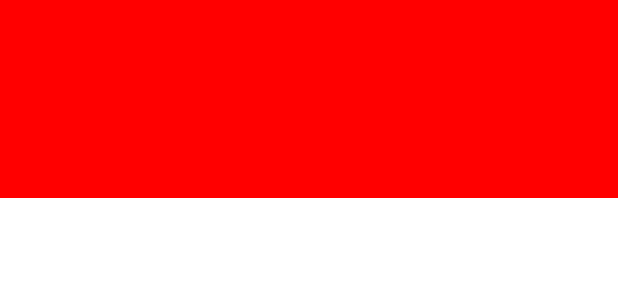
After one commit to kuangc2008/FFmpegDemo, an Android app: the layout item_multi_type_two_span.xml on its own in the app's theme, with its tools: preview values and no code run, on a phone screen of 412 x 824 dp. The commit adds this screen. Shown: the top 300 px of the screen. Run offline under Robolectric (Android 15) with nearby library versions, the phone set to English and light mode, and no system bars.

Commit message:
多类型

```diff
--- /dev/null
+++ b/app/src/main/java/com/example/myapplication/rv/model/Model.kt
@@ -0,0 +1,6 @@
+package com.example.myapplication.rv.model
+
+import com.github.kc.brv.item.ItemPosition
+
+class Model(override var itemPosition: Int = 0) : ItemPosition{
+}
--- /dev/null
+++ b/app/src/main/java/com/example/myapplication/rv/model/TwoSpanModel.kt
@@ -0,0 +1,4 @@
+package com.example.myapplication.rv.model
+
+class TwoSpanModel {
+}
--- /dev/null
+++ b/app/src/main/res/layout/item_multi_type_two_span.xml
@@ -0,0 +1,44 @@
+<?xml version="1.0" encoding="utf-8"?><!--
+  ~ Copyright (C) 2018 Drake, Inc.
+  ~
+  ~ Licensed under the Apache License, Version 2.0 (the "License");
+  ~ you may not use this file except in compliance with the License.
+  ~ You may obtain a copy of the License at
+  ~
+  ~ http://www.apache.org/licenses/LICENSE-2.0
+  ~
+  ~ Unless required by applicable law or agreed to in writing, software
+  ~ distributed under the License is distributed on an "AS IS" BASIS,
+  ~ WITHOUT WARRANTIES OR CONDITIONS OF ANY KIND, either express or implied.
+  ~ See the License for the specific language governing permissions and
+  ~ limitations under the License.
+  -->
+
+    <LinearLayout
+        xmlns:android="http://schemas.android.com/apk/res/android"
+        xmlns:app="http://schemas.android.com/apk/res-auto"
+        android:id="@+id/item"
+        android:background="#F00"
+        android:layout_width="match_parent"
+        android:layout_height="wrap_content">
+
+
+        <FrameLayout
+            android:layout_width="0dp"
+            android:layout_height="100dp"
+            android:layout_marginLeft="16dp"
+            android:layout_marginTop="16dp"
+            android:layout_weight="1"
+            app:cardCornerRadius="4dp" />
+
+        <FrameLayout
+            android:layout_width="0dp"
+            android:layout_height="100dp"
+            android:layout_marginLeft="16dp"
+            android:layout_marginTop="16dp"
+            android:layout_marginRight="16dp"
+            android:layout_marginBottom="16dp"
+            android:layout_weight="1"
+            app:cardCornerRadius="4dp" />
+
+    </LinearLayout>
```
Also changed, not shown: app/src/main/AndroidManifest.xml (+10 -0 lines), app/src/main/java/com/example/myapplication/BrvActivity2_MultiType.kt (added, +68 -0 lines), app/src/main/res/layout/fragment_multi_type.xml (added, +40 -0 lines), app/src/main/res/layout/item_multi_type_simple.xml (added, +39 -0 lines), brv/src/main/java/com/github/kc/brv/BindingAdapter.kt (+8 -0 lines), brv/src/main/java/com/github/kc/brv/item/ItemPosition.kt (added, +23 -0 lines).
